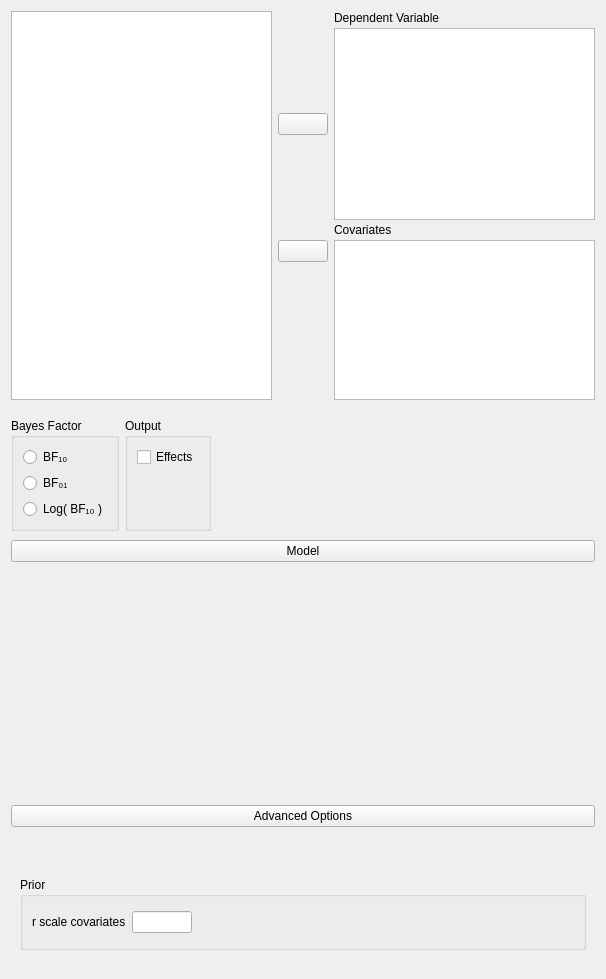
Old version of the form JASP-Desktop/analysisforms/regressionlinearbayesianform.ui in the repository jasp-stats/jasp-desktop.
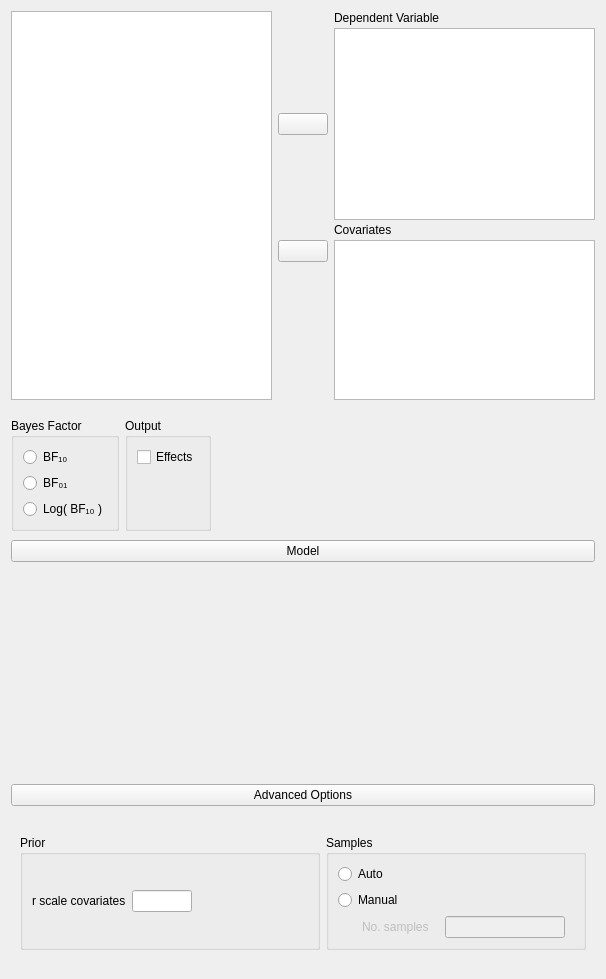
New version of the form. Custom widgets are drawn as their Qt base class.

Diff of the .ui file:
```diff
--- a/JASP-Desktop/analysisforms/regressionlinearbayesianform.ui
+++ b/JASP-Desktop/analysisforms/regressionlinearbayesianform.ui
@@ -362,11 +362,24 @@
       <property name="rightMargin">
        <number>0</number>
       </property>
-      <item row="2" column="0" rowspan="2" colspan="2">
+      <item row="0" column="0" rowspan="2" colspan="2">
+       <widget class="ExpanderButton" name="expanderAdvanced">
+        <property name="text">
+         <string>Advanced Options</string>
+        </property>
+       </widget>
+      </item>
+      <item row="3" column="0" rowspan="2" colspan="2">
        <widget class="QWidget" name="advancedOptions" native="true">
         <layout class="QGridLayout" name="gridLayout_7">
          <item row="0" column="0">
           <widget class="GroupBox" name="groupBox_2">
+           <property name="maximumSize">
+            <size>
+             <width>300</width>
+             <height>16777215</height>
+            </size>
+           </property>
            <property name="title">
             <string>Prior</string>
            </property>
@@ -410,16 +423,67 @@
            </layout>
           </widget>
          </item>
+         <item row="0" column="1">
+          <widget class="BoundGroupBox" name="sampleMode">
+           <property name="title">
+            <string>Samples</string>
+           </property>
+           <layout class="QGridLayout" name="gridLayout_12">
+            <item row="1" column="0">
+             <widget class="QRadioButton" name="_2fixed">
+              <property name="text">
+               <string>Manual</string>
+              </property>
+             </widget>
+            </item>
+            <item row="2" column="0">
+             <widget class="QWidget" name="fixedSamplesNumberContainer" native="true">
+              <property name="enabled">
+               <bool>false</bool>
+              </property>
+              <layout class="QGridLayout" name="gridLayout_14">
+               <property name="leftMargin">
+                <number>24</number>
+               </property>
+               <property name="topMargin">
+                <number>0</number>
+               </property>
+               <property name="bottomMargin">
+                <number>0</number>
+               </property>
+               <item row="0" column="0">
+                <widget class="QLabel" name="label_9">
+                 <property name="text">
+                  <string>No. samples</string>
+                 </property>
+                </widget>
+               </item>
+               <item row="0" column="1">
+                <widget class="BoundTextBox" name="fixedSamplesNumber">
+                 <property name="maximumSize">
+                  <size>
+                   <width>120</width>
+                   <height>16777215</height>
+                  </size>
+                 </property>
+                </widget>
+               </item>
+              </layout>
+             </widget>
+            </item>
+            <item row="0" column="0">
+             <widget class="QRadioButton" name="_1auto">
+              <property name="text">
+               <string>Auto</string>
+              </property>
+             </widget>
+            </item>
+           </layout>
+          </widget>
+         </item>
         </layout>
        </widget>
       </item>
-      <item row="0" column="0" rowspan="2" colspan="2">
-       <widget class="ExpanderButton" name="expanderAdvanced">
-        <property name="text">
-         <string>Advanced Options</string>
-        </property>
-       </widget>
-      </item>
      </layout>
     </widget>
    </item>
```
Left out of the diff: 19 changed lines with no effect on the pictures.
